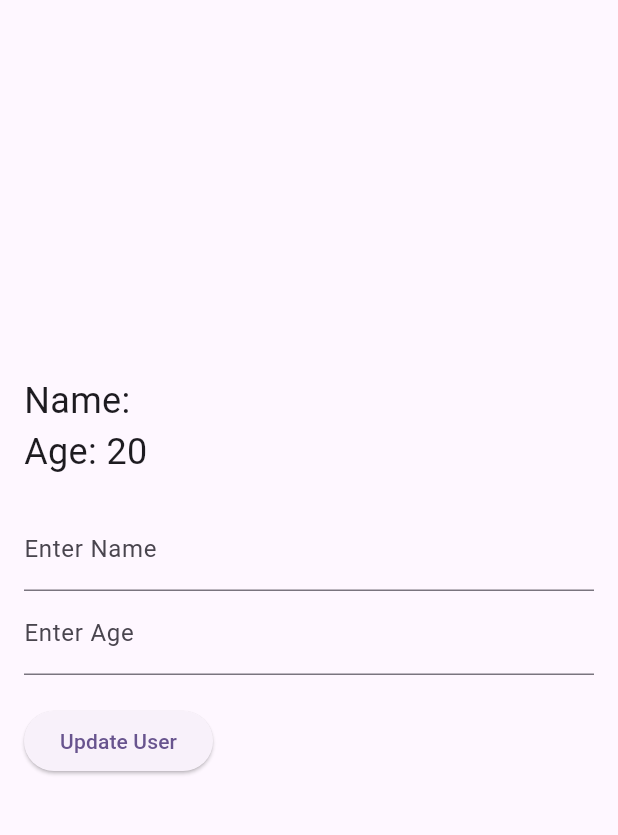
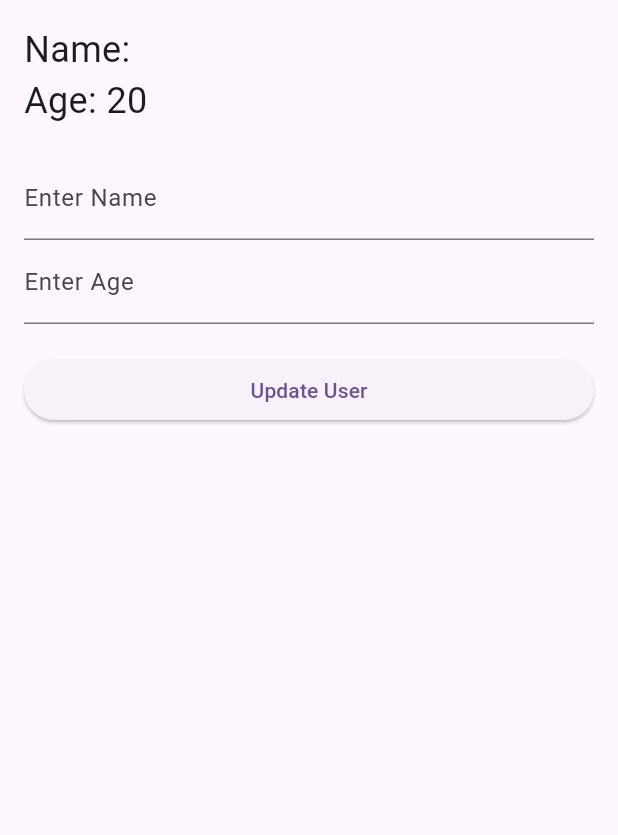
Before and after one commit to akitorahayashi/riverpod-practice, a Flutter app: the RPHomePage screen opened directly, after a tap on "Update User", on a phone screen of 412 x 824 dp, the part 84-919 px from its top. Run offline on Flutter 3.47's test engine with Material 3 defaults, Android fonts, the phone set to English and light mode, and no system bars; our stand-ins replace flutter_riverpod; statements that could not run were skipped.

```diff
--- /dev/null
+++ b/riverpod_practice/lib/constant/rp_textstyle.dart
@@ -0,0 +1,7 @@
+import 'package:flutter/material.dart';
+
+class RPTextstyle {
+  static const TextStyle detailProfileTextStyle = TextStyle(
+    fontSize: 24,
+  );
+}
--- /dev/null
+++ b/riverpod_practice/lib/model/rp_admin_user.dart
@@ -0,0 +1,27 @@
+import 'package:flutter_riverpod/flutter_riverpod.dart';
+import 'package:riverpod_practice/model/rp_user.dart';
+
+// クラスの定義
+class RPAdminUser extends RPUser {
+  // 親クラスのコンストラクタを明示的に呼び出す
+  RPAdminUser({required super.name, required super.age});
+}
+
+// Provider
+final rpUserProvider = StateNotifierProvider<RPUserNotifier, RPAdminUser>
+    /* StateNotifierProviderの第一引数はNotifier、第二引数は提供するstateの型 */
+    ((ref) {
+  return RPUserNotifier();
+});
+
+// Notifier
+class RPUserNotifier extends StateNotifier<
+    RPAdminUser> /* StateNotifierの型パラメータは、監視するstateの型（RPUser）を指定 */ {
+  RPUserNotifier()
+      : super(RPAdminUser(name: 'John', age: 20)) /* 初期stateをRPUserで指定 */;
+
+  // 状態を操作するメソッド
+  void updateUser({required String enteredName, required int selectedAge}) {
+    state = RPAdminUser(name: enteredName, age: selectedAge);
+  }
+}
--- a/riverpod_practice/lib/model/rp_user.dart
+++ b/riverpod_practice/lib/model/rp_user.dart
@@ -1,28 +1,8 @@
-import 'package:flutter_riverpod/flutter_riverpod.dart';
+import 'package:flutter/material.dart';
 
-// クラスの定義
 class RPUser {
   final String name;
   final int age;
 
   RPUser({required this.name, required this.age});
 }
-
-// Provider
-final rpUserProvider = StateNotifierProvider<RPUserNotifier, RPUser>
-    /* StateNotifierProviderの第一引数はNotifier、第二引数は提供するstateの型 */
-    ((ref) {
-  return RPUserNotifier();
-});
-
-// Notifier
-class RPUserNotifier extends StateNotifier<
-    RPUser> /* StateNotifierの型パラメータは、監視するstateの型（RPUser）を指定 */ {
-  RPUserNotifier()
-      : super(RPUser(name: 'John', age: 20)) /* 初期stateをRPUserで指定 */;
-
-  // 状態を操作するメソッド
-  void updateUser({required String enteredName, required int selectedAge}) {
-    state = RPUser(name: enteredName, age: selectedAge);
-  }
-}
--- a/riverpod_practice/lib/view/home_page.dart
+++ b/riverpod_practice/lib/view/show_management_structure_page.dart
@@ -1,6 +1,7 @@
 import 'package:flutter/material.dart';
 import 'package:flutter_riverpod/flutter_riverpod.dart';
-import 'package:riverpod_practice/model/rp_user.dart';
+import 'package:riverpod_practice/constant/rp_textstyle.dart';
+import 'package:riverpod_practice/model/rp_admin_user.dart';
 
 class RPHomePage extends ConsumerWidget {
   final TextEditingController nameController = TextEditingController();
@@ -11,7 +12,7 @@ class RPHomePage extends ConsumerWidget {
   @override
   Widget build(BuildContext context, WidgetRef ref) {
     // RPUser の状態を監視
-    final RPUser rpUser = ref.watch(rpUserProvider);
+    final RPAdminUser rpUser = ref.watch(rpUserProvider);
 
     return Scaffold(
       appBar: AppBar(
@@ -20,13 +21,13 @@ class RPHomePage extends ConsumerWidget {
       ),
       body: Padding(
         padding: const EdgeInsets.all(16.0),
-        child: Column(
-          mainAxisAlignment: MainAxisAlignment.center,
-          crossAxisAlignment: CrossAxisAlignment.start,
+        child: ListView(
           children: [
-            Text('Name: ${rpUser.name}', style: TextStyle(fontSize: 24)),
-            Text('Age: ${rpUser.age}', style: TextStyle(fontSize: 24)),
-            SizedBox(height: 20),
+            Text('Name: ${rpUser.name}',
+                style: RPTextstyle.detailProfileTextStyle),
+            Text('Age: ${rpUser.age}',
+                style: RPTextstyle.detailProfileTextStyle),
+            const SizedBox(height: 20),
             // 名前の入力フィールド
             TextField(
               controller: nameController,
--- /dev/null
+++ b/riverpod_practice/lib/view/structure_block/structure_block.dart
@@ -0,0 +1,10 @@
+import 'package:flutter/material.dart';
+
+class StructureBlock extends StatelessWidget {
+  const StructureBlock({super.key});
+
+  @override
+  Widget build(BuildContext context) {
+    return Column();
+  }
+}
```
